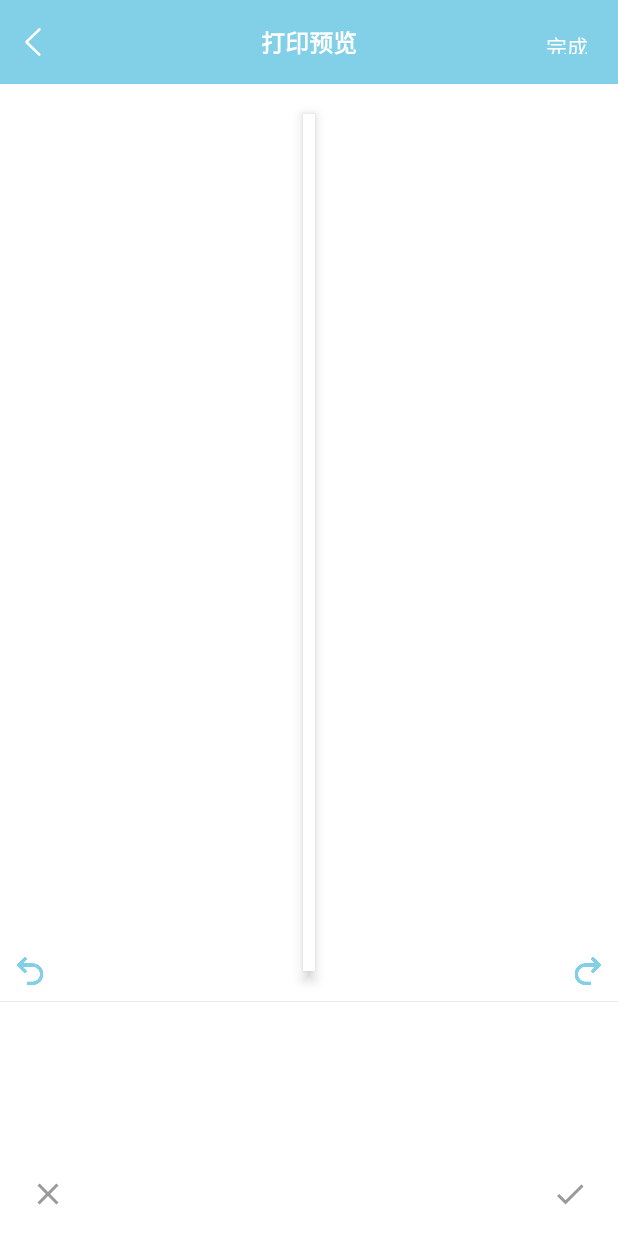
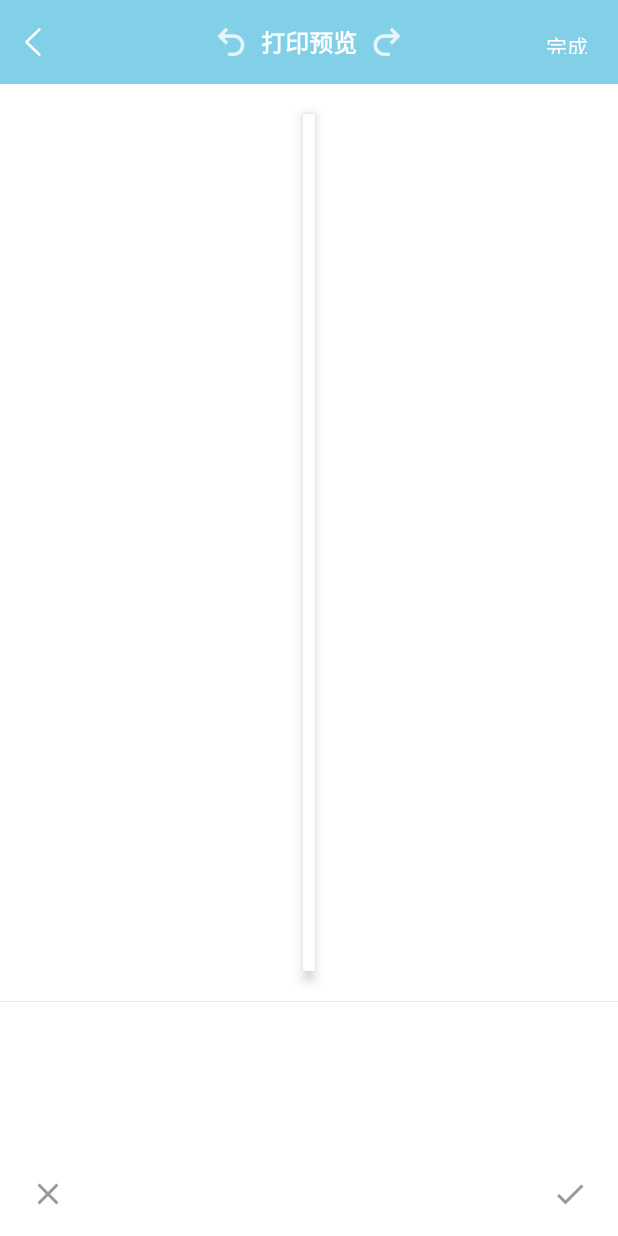
Before and after one commit to ETS-Android3/AndroidPhotoEdit, an Android app: the layout activity_photo_edit.xml on its own in the app's theme, with its tools: preview values and no code run, on a phone screen of 412 x 824 dp. Run offline under Robolectric (Android 15) with nearby library versions, the phone set to English and light mode, and no system bars; Roboto replaces fonts that are not available here.

Commit message:
fix:界面调整

```diff
--- a/library/build.gradle
+++ b/library/build.gradle
@@ -63,7 +63,7 @@ dependencies {
     implementation 'com.geyifeng.immersionbar:immersionbar:3.2.1'
     implementation 'com.geyifeng.immersionbar:immersionbar-ktx:3.2.1'
     //拉动条
-    implementation 'com.github.yunianshu:IndicatorSeekBarNew:1.0.8'
+    implementation 'com.github.yunianshu:IndicatorSeekBarNew:1.0.9'
     //裁剪
     implementation 'com.theartofdev.edmodo:android-image-cropper:2.8.0'
     //工具类
--- a/library/src/main/java/com/yunianshu/library/ui/text/TextBubbleFragment.kt
+++ b/library/src/main/java/com/yunianshu/library/ui/text/TextBubbleFragment.kt
@@ -20,16 +20,18 @@ class TextBubbleFragment : BaseFragment() {
     private lateinit var viewModel: TextBubbleViewModel
     private lateinit var adapter: TextStickerAdapter
     private lateinit var shareVM: ShareViewModel
+    private var lastSelect:Int = 0
 
     @SuppressLint("NotifyDataSetChanged")
     override fun loadView() {
         loadBubble()
         adapter.setOnItemClickListener { _, item, position ->
-            shareVM.textStickerInfo.value!!.select = false
+            viewModel.list.value?.get(lastSelect)?.select = false
             item.select = true
             shareVM.textStickerInfo.postValue(item)
             adapter.notifyDataSetChanged()
             RecycleViewUtils.toPosition(mActivity.findViewById(R.id.recyclerView3), position,viewModel.list.value!!.size,2)
+            lastSelect = position
         }
     }
 
--- a/library/src/main/res/layout/activity_photo_edit.xml
+++ b/library/src/main/res/layout/activity_photo_edit.xml
@@ -63,10 +63,31 @@
                 android:layout_width="wrap_content"
                 android:layout_height="wrap_content"
                 android:layout_centerInParent="true"
+                android:text="@string/text_print_preview"
                 android:textColor="@color/white"
-                android:text="@string/text_print_preview"
                 android:textSize="16sp"
                 android:textStyle="bold" />
+            <TextView
+                android:id="@+id/edit_image_redo"
+                android:layout_width="20dp"
+                android:layout_height="20dp"
+                android:layout_centerVertical="true"
+                android:background="@drawable/ic_temp_redo"
+                android:layout_toRightOf="@id/title"
+                android:padding="10dp"
+                android:layout_margin="10dp" />
+
+            <TextView
+                android:id="@+id/edit_image_undo"
+                android:layout_width="20dp"
+                android:layout_height="20dp"
+                android:layout_marginStart="10dp"
+                android:layout_marginTop="10dp"
+                android:layout_marginEnd="10dp"
+                android:layout_centerVertical="true"
+                android:layout_marginBottom="10dp"
+                android:layout_toLeftOf="@id/title"
+                android:background="@drawable/ic_temp_undo" />
 
             <TextView
                 android:layout_width="wrap_content"
@@ -195,27 +216,6 @@
             </LinearLayout>
 
 
-            <TextView
-                android:id="@+id/edit_image_redo"
-                android:layout_width="20dp"
-                android:layout_height="20dp"
-                android:layout_centerVertical="true"
-                android:background="@drawable/redo"
-                android:padding="10dp"
-                android:layout_margin="10dp"
-                app:layout_constraintBottom_toTopOf="@+id/linearLayout4"
-                app:layout_constraintEnd_toEndOf="parent" />
-
-            <TextView
-                android:id="@+id/edit_image_undo"
-                android:layout_width="20dp"
-                android:layout_height="20dp"
-                android:layout_margin="10dp"
-                android:background="@drawable/undo"
-                app:layout_constraintBottom_toTopOf="@+id/linearLayout4"
-                app:layout_constraintStart_toStartOf="parent" />
-
-
         </androidx.constraintlayout.widget.ConstraintLayout>
     </androidx.constraintlayout.widget.ConstraintLayout>
 </layout>
--- a/library/src/main/res/layout/dialog_edit_modify_content.xml
+++ b/library/src/main/res/layout/dialog_edit_modify_content.xml
@@ -106,8 +106,7 @@
         <androidx.viewpager2.widget.ViewPager2
             android:id="@+id/textViewPager"
             android:layout_width="match_parent"
-            android:layout_height="120dp"
-            android:layout_marginTop="10dp"
+            android:layout_height="150dp"
             current="@{vm.editType-1}"
             adapter="@{adapter}"
             useEnable="@{false}"
```
Also changed, not shown: app/src/main/java/com/yunianshu/photoedit/MainActivity.kt (+7 -5 lines), library/src/main/java/com/yunianshu/library/PhotoEditActivity.kt (+11 -10 lines), library/src/main/java/com/yunianshu/library/ui/text/TextStyleFragment.kt (+6 -3 lines), library/src/main/res/drawable-hdpi/ic_temp_redo.png (added), library/src/main/res/drawable-hdpi/ic_temp_undo.png (added), library/src/main/res/drawable-mdpi/ic_temp_redo.png (added), library/src/main/res/drawable-mdpi/ic_temp_undo.png (added), library/src/main/res/drawable-xhdpi/ic_temp_redo.png (added), library/src/main/res/drawable-xhdpi/ic_temp_undo.png (added), library/src/main/res/drawable-xxhdpi/ic_temp_redo.png (added), library/src/main/res/drawable-xxhdpi/ic_temp_undo.png (added), library/src/main/res/drawable-xxxhdpi/ic_temp_redo.png (added), library/src/main/res/drawable-xxxhdpi/ic_temp_undo.png (added).
